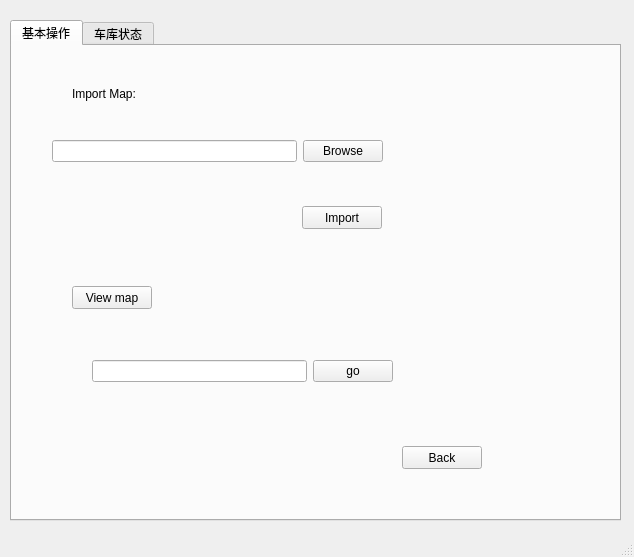
The window that admin.ui (Tairy/parking) describes before a commit, drawn with Qt 5.
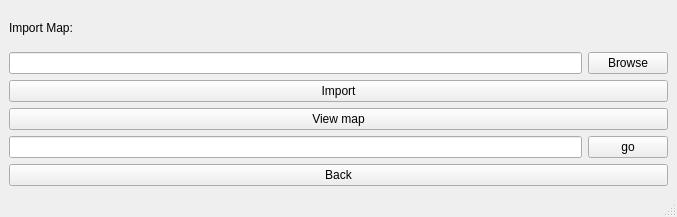
The same window after the commit.

Commit message: add admin login dialog

What changed in the file:
```diff
--- a/admin.ui
+++ b/admin.ui
@@ -6,133 +6,72 @@
    <rect>
     <x>0</x>
     <y>0</y>
-    <width>634</width>
-    <height>557</height>
+    <width>677</width>
+    <height>217</height>
    </rect>
   </property>
   <property name="windowTitle">
    <string>MainWindow</string>
   </property>
   <widget class="QWidget" name="centralwidget">
-   <widget class="QTabWidget" name="tabWidget">
-    <property name="geometry">
-     <rect>
-      <x>10</x>
-      <y>20</y>
-      <width>611</width>
-      <height>501</height>
-     </rect>
-    </property>
-    <property name="currentIndex">
-     <number>0</number>
-    </property>
-    <widget class="QWidget" name="tab">
-     <attribute name="title">
-      <string>基本操作</string>
-     </attribute>
-     <widget class="QLabel" name="label_3">
-      <property name="geometry">
-       <rect>
-        <x>60</x>
-        <y>40</y>
-        <width>81</width>
-        <height>16</height>
-       </rect>
-      </property>
-      <property name="text">
-       <string>Import Map:</string>
-      </property>
-     </widget>
-     <widget class="QWidget" name="horizontalLayoutWidget">
-      <property name="geometry">
-       <rect>
-        <x>40</x>
-        <y>70</y>
-        <width>331</width>
-        <height>71</height>
-       </rect>
-      </property>
-      <layout class="QHBoxLayout" name="horizontalLayout_4">
-       <item>
-        <widget class="QLineEdit" name="FilePath"/>
-       </item>
-       <item>
-        <widget class="QPushButton" name="open_fille">
-         <property name="text">
-          <string>Browse</string>
-         </property>
-        </widget>
-       </item>
-      </layout>
-     </widget>
-     <widget class="QPushButton" name="import_2">
-      <property name="geometry">
-       <rect>
-        <x>290</x>
-        <y>160</y>
-        <width>80</width>
-        <height>23</height>
-       </rect>
-      </property>
-      <property name="text">
-       <string>Import</string>
-      </property>
-     </widget>
+   <layout class="QGridLayout" name="gridLayout">
+    <item row="4" column="0">
+     <layout class="QHBoxLayout" name="horizontalLayout">
+      <item>
+       <widget class="QLineEdit" name="to_pos_num"/>
+      </item>
+      <item>
+       <widget class="QPushButton" name="go">
+        <property name="text">
+         <string>go</string>
+        </property>
+       </widget>
+      </item>
+     </layout>
+    </item>
+    <item row="3" column="0">
      <widget class="QPushButton" name="viewmap">
-      <property name="geometry">
-       <rect>
-        <x>60</x>
-        <y>240</y>
-        <width>80</width>
-        <height>23</height>
-       </rect>
-      </property>
       <property name="text">
        <string>View map</string>
       </property>
      </widget>
-     <widget class="QWidget" name="horizontalLayoutWidget_2">
-      <property name="geometry">
-       <rect>
-        <x>80</x>
-        <y>290</y>
-        <width>301</width>
-        <height>71</height>
-       </rect>
+    </item>
+    <item row="2" column="0">
+     <widget class="QPushButton" name="import_2">
+      <property name="text">
+       <string>Import</string>
       </property>
-      <layout class="QHBoxLayout" name="horizontalLayout">
-       <item>
-        <widget class="QLineEdit" name="to_pos_num"/>
-       </item>
-       <item>
-        <widget class="QPushButton" name="go">
-         <property name="text">
-          <string>go</string>
-         </property>
-        </widget>
-       </item>
-      </layout>
      </widget>
+    </item>
+    <item row="5" column="0">
      <widget class="QPushButton" name="back">
-      <property name="geometry">
-       <rect>
-        <x>390</x>
-        <y>400</y>
-        <width>80</width>
-        <height>23</height>
-       </rect>
-      </property>
       <property name="text">
        <string>Back</string>
       </property>
      </widget>
-    </widget>
-    <widget class="QWidget" name="tab_2">
-     <attribute name="title">
-      <string>车库状态</string>
-     </attribute>
-    </widget>
-   </widget>
+    </item>
+    <item row="0" column="0">
+     <widget class="QLabel" name="label_3">
+      <property name="text">
+       <string>Import Map:</string>
+      </property>
+     </widget>
+    </item>
+    <item row="1" column="0">
+     <layout class="QHBoxLayout" name="horizontalLayout_4">
+      <item>
+       <widget class="QLineEdit" name="FilePath"/>
+      </item>
+      <item>
+       <widget class="QPushButton" name="open_fille">
+        <property name="text">
+         <string>Browse</string>
+        </property>
+       </widget>
+      </item>
+     </layout>
+    </item>
+   </layout>
   </widget>
   <widget class="QStatusBar" name="statusbar"/>
  </widget>
```
The commit also changes 7 other files.
